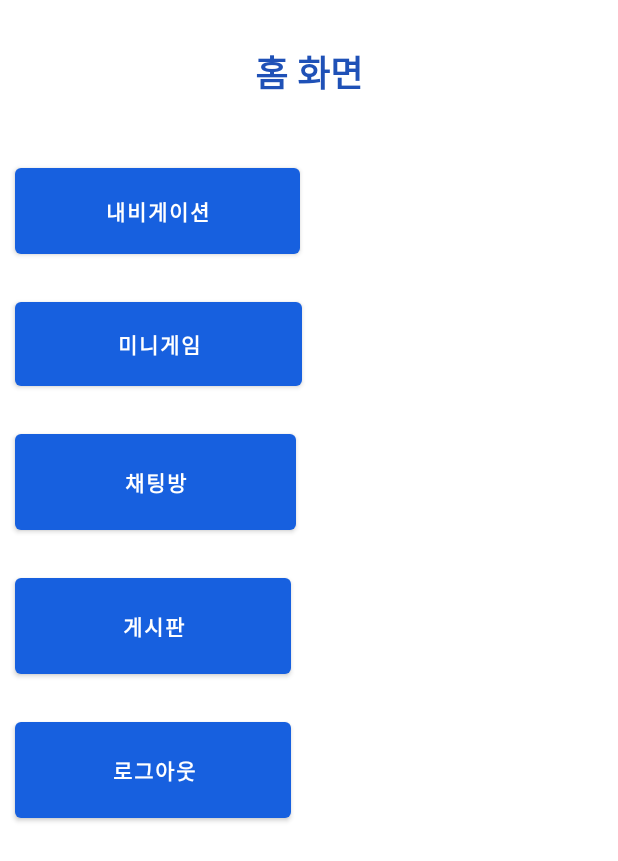
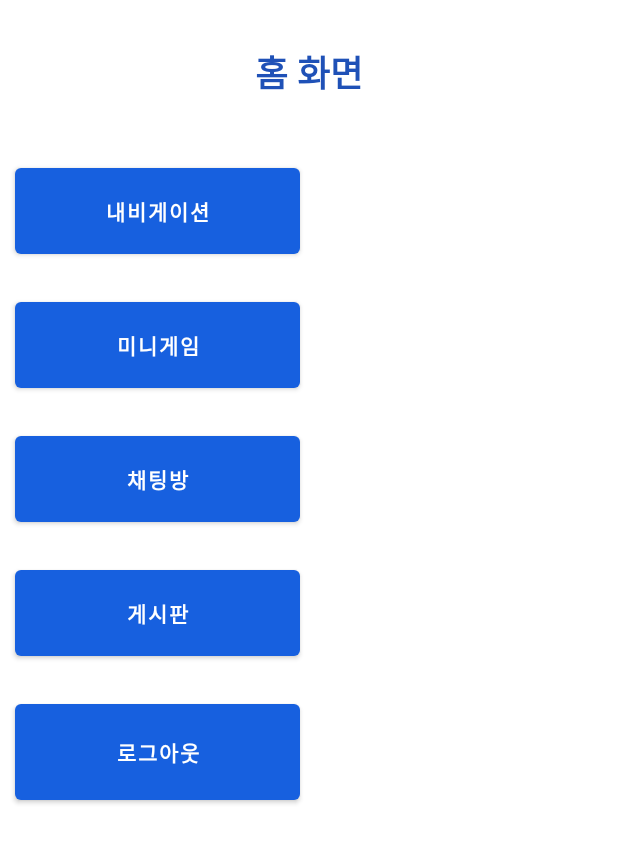
Before and after one commit to lim-siwoo/Gachon_AR_Campus, an Android app: the layout home_page.xml on its own in the app's theme, with its tools: preview values and no code run, on a phone screen of 412 x 824 dp. Shown: the top 861 px of the screen. Run offline under Robolectric (Android 15) with nearby library versions, the phone set to English and light mode, and no system bars.

Commit message:
corrections2

```diff
--- a/app/src/main/res/layout/home_page.xml
+++ b/app/src/main/res/layout/home_page.xml
@@ -14,6 +14,7 @@
         android:textStyle="bold"
         android:textColor="#1F51B7"
         android:textSize="24sp" />
+
     <LinearLayout
         android:layout_width="match_parent"
         android:layout_height="match_parent"
@@ -30,8 +31,8 @@
 
         <Button
             android:id="@+id/theme2"
-            android:layout_width="191dp"
-            android:layout_height="68dp"
+            android:layout_width="190dp"
+            android:layout_height="69dp"
             android:layout_margin="10dp"
             android:text="미니게임"
             android:textStyle="bold"
@@ -39,8 +40,8 @@
 
         <Button
             android:id="@+id/theme3"
-            android:layout_width="187dp"
-            android:layout_height="76dp"
+            android:layout_width="190dp"
+            android:layout_height="69dp"
             android:layout_margin="10dp"
             android:text="채팅방"
             android:textStyle="bold"
@@ -48,8 +49,8 @@
 
         <Button
             android:id="@+id/theme4"
-            android:layout_width="184dp"
-            android:layout_height="76dp"
+            android:layout_width="190dp"
+            android:layout_height="69dp"
             android:layout_margin="10dp"
             android:text="게시판"
             android:textStyle="bold"
@@ -57,11 +58,14 @@
 
         <Button
             android:id="@+id/theme5"
-            android:layout_width="184dp"
+            android:layout_width="190dp"
             android:layout_height="76dp"
             android:layout_margin="10dp"
             android:text="로그아웃"
             android:textStyle="bold"
             app:backgroundTint="#1760DF" />
+
+
     </LinearLayout>
+
 </LinearLayout>
--- a/app/src/main/res/layout/notice_boardmain.xml
+++ b/app/src/main/res/layout/notice_boardmain.xml
@@ -15,6 +15,7 @@
         android:text="Post"
         app:backgroundTint="#68E87D" />
 
+
     <ScrollView
         android:layout_width="match_parent"
         android:layout_height="match_parent">
--- a/app/src/main/res/values-night/themes.xml
+++ b/app/src/main/res/values-night/themes.xml
@@ -12,5 +12,6 @@
         <!-- Status bar color. -->
         <item name="android:statusBarColor">?attr/colorPrimaryVariant</item>
         <!-- Customize your theme here. -->
+        <item name="windowNoTitle">true</item>
     </style>
 </resources>
--- a/app/src/main/res/values/themes.xml
+++ b/app/src/main/res/values/themes.xml
@@ -12,6 +12,7 @@
         <!-- Status bar color. -->
         <item name="android:statusBarColor">?attr/colorPrimaryVariant</item>
         <!-- Customize your theme here. -->
+        <item name="windowNoTitle">true</item>
     </style>
     <style name="Theme.Gachon_ARnavigation_1011.NoActionBar">
         <item name="windowActionBar">false</item>
@@ -21,4 +22,5 @@
         parent="ThemeOverlay.AppCompat.Dark.ActionBar" />
     <style name="Theme.Gachon_ARnavigation_1011.PopupOverlay"
         parent="ThemeOverlay.AppCompat.Light" />
+
 </resources>
```
Also changed, not shown: app/src/main/java/com/siwoosiwoo/gachon_arnavigation_1011/home_Activity.java (+9 -0 lines), app/src/main/res/layout/activity_login.xml (+6 -4 lines).
